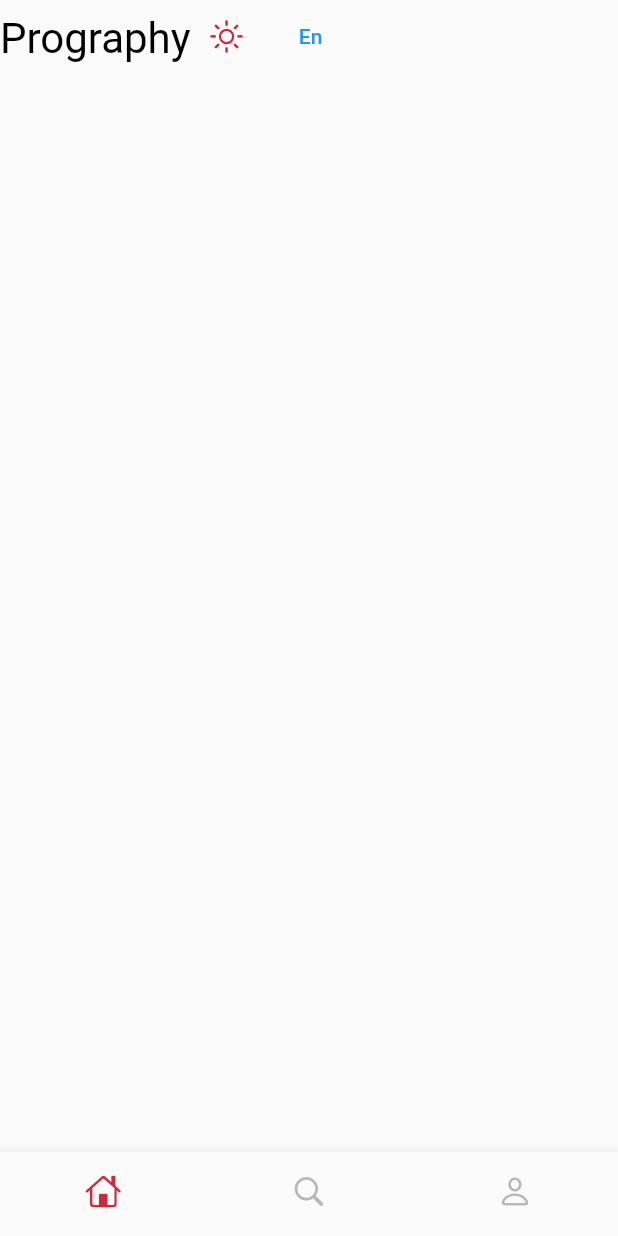
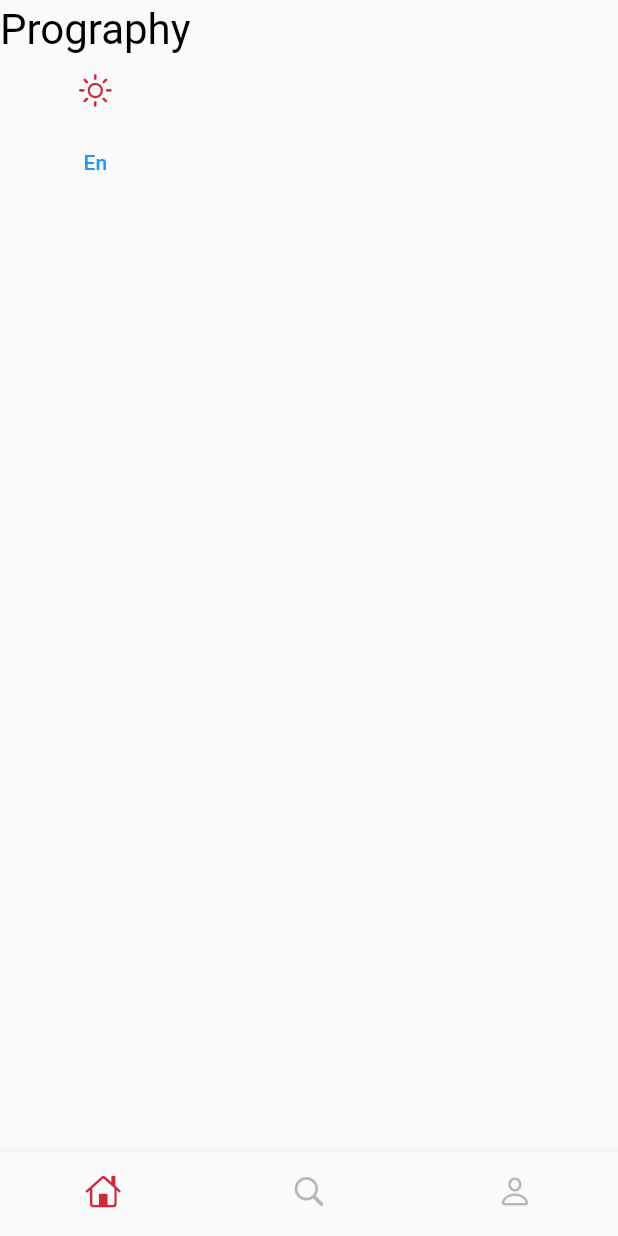
Before and after one commit to nero-angela/moviegraphy, a Flutter app: the screen it shows after launch, on a phone screen of 412 x 824 dp. Run offline on Flutter 3.47's test engine with Material 2 defaults, Android fonts, the phone set to English and light mode, and no system bars; Roboto replaces fonts that are missing (MaruBuri).

Commit message:
Remove splash effect.

```diff
--- a/lib/service/theme_service.dart
+++ b/lib/service/theme_service.dart
@@ -33,6 +33,10 @@ class ThemeService with ChangeNotifier {
   /// Material ThemeData 커스텀
   ThemeData get themeData {
     return ThemeData(
+      /// Remove splash effect
+      splashColor: Colors.transparent,
+      highlightColor: Colors.transparent,
+
       /// Font
       fontFamily: theme.font.fontFamily,
       textTheme: TextTheme(
--- a/lib/view/page/home/home_page.dart
+++ b/lib/view/page/home/home_page.dart
@@ -25,7 +25,7 @@ class HomePage extends StatelessWidget {
             toolbarHeight: 0,
           ),
           body: SafeArea(
-            child: Row(
+            child: Column(
               children: [
                 Text(
                   S.current.prography,
@@ -50,7 +50,6 @@ class HomePage extends StatelessWidget {
                     IntlHelper.isKo ? S.current.ko : S.current.en,
                   ),
                 ),
-                const Divider(),
               ],
             ),
           ),
@@ -60,6 +59,7 @@ class HomePage extends StatelessWidget {
             selectedItemColor: context.color.primary,
             unselectedItemColor: context.color.inactive,
             backgroundColor: context.color.surface,
+            type: BottomNavigationBarType.fixed,
             items: [
               BottomNavigationBarItem(
                 icon: const Icon(CupertinoIcons.home),
```
